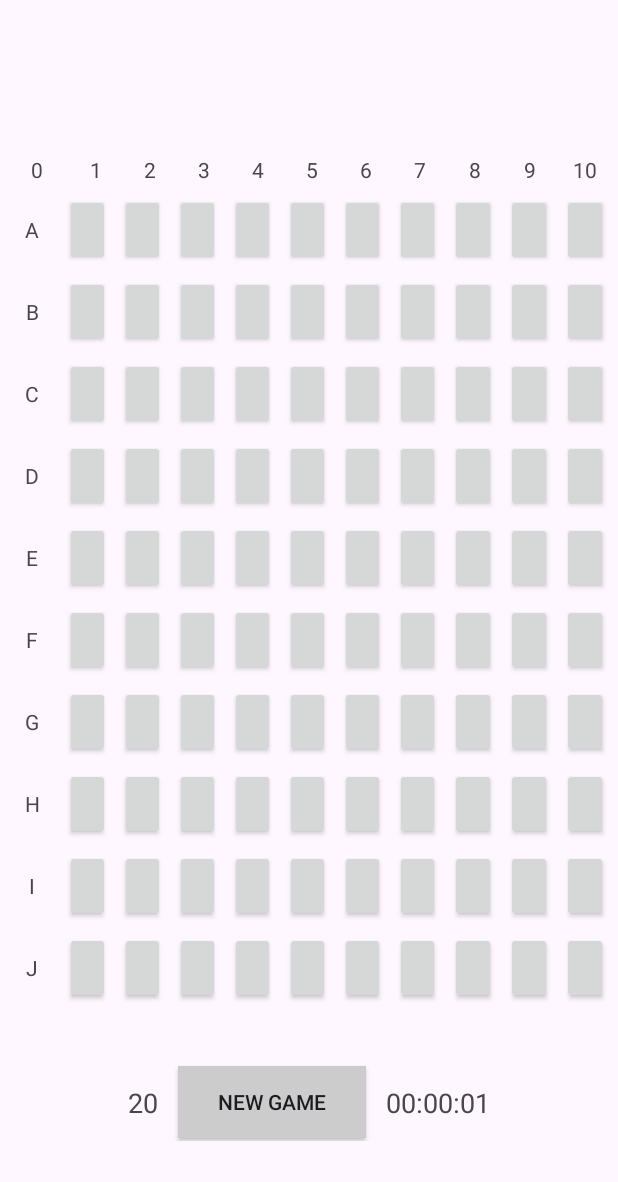
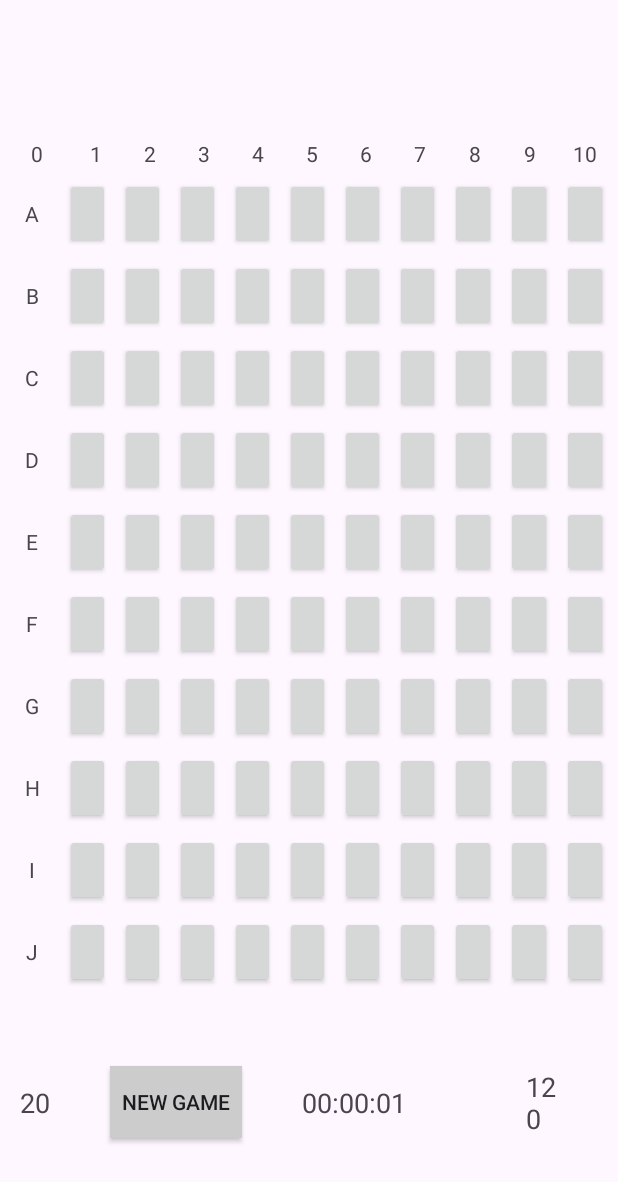
Before and after one commit to NaturalTC/AndroidProject, an Android app: the screen it shows after launch (MainActivity), after a tap on "Play!", on a phone screen of 412 x 824 dp. Shown: the top 1182 px of the screen. Run offline under Robolectric (Android 15) with nearby library versions, the phone set to English and light mode, and no system bars.

Commit message:
Started adding features for HW5 -dialogpopup -scorepopup -scoreTextView

```diff
--- a/app/src/main/java/com/gamecodeschool/minesweeper/MainActivity.java
+++ b/app/src/main/java/com/gamecodeschool/minesweeper/MainActivity.java
@@ -30,6 +30,7 @@ public class MainActivity extends AppCompatActivity implements View.OnClickListe
     // UI Elements
     private TextView gridDisplay;
     private TextView mineDisplay;
+    private TextView scoreDisplay;
     private Button[][] buttons;
     private TextView timerDisplay;
     private Button restartButton;
@@ -57,12 +58,9 @@ public class MainActivity extends AppCompatActivity implements View.OnClickListe
         mineDisplay = findViewById(R.id.mine_display);
 
     }
-    private void startNewGame() {
-        // Initialize the MineSweeperGame instance here
-        game = new MineSweeperGame(gridSize, gridSize, mines);
-        displayPlayBoard(gridSize);
-        startTimer();
-    }
+
+    // Start Game
+
     public void onPress(View view) {
         if (view.getId() == R.id.up_arrow_button_grid) addGrid();
         if (view.getId() == R.id.down_arrow_button_grid) subtractGrid();
@@ -105,6 +103,15 @@ public class MainActivity extends AppCompatActivity implements View.OnClickListe
             Toast.makeText(this, "Invalid Mine Count", Toast.LENGTH_SHORT).show();
         }
     }
+
+    private void startNewGame() {
+        game = new MineSweeperGame(gridSize, gridSize, mines);
+        displayPlayBoard(gridSize);
+        startTimer();
+        //startScore();
+    }
+
+    @SuppressLint("SetTextI18n")
     private void displayPlayBoard(int grid) {
         // Root Layout
         LinearLayout rootLayout = new LinearLayout(this);
@@ -182,9 +189,14 @@ public class MainActivity extends AppCompatActivity implements View.OnClickListe
             }
             boardLayout.addView(rowLayout);
         }
+
+        // Spacing Between Buttons
+        myLayoutParams.setMargins(5,5,5,5);
+
+        // Add all Layouts to my root
         rootLayout.addView(boardLayout);
-        myLayoutParams.setMargins(5,5,5,5);
-        // Bottom section for Timer, Mine Counter, and Restart Button
+
+        // Create Bottom layout
         LinearLayout bottomLayout = new LinearLayout(this);
         bottomLayout.setOrientation(LinearLayout.HORIZONTAL);
         bottomLayout.setGravity(Gravity.CENTER);
@@ -194,31 +206,50 @@ public class MainActivity extends AppCompatActivity implements View.OnClickListe
                 LinearLayout.LayoutParams.WRAP_CONTENT
         ));
 
+        // Score Counter Display (Bottom Right)
+        scoreDisplay = new TextView(this);
+        scoreDisplay.setText(String.valueOf(gridSize*gridSize+mines));
+        scoreDisplay.setTextSize(18);
+        scoreDisplay.setGravity(Gravity.START);
+        scoreDisplay.setPadding(100, 20, 60, 20);
+
         // Mine Counter Display (Bottom Left)
         mineDisplay = new TextView(this);
         mineDisplay.setText(String.valueOf(mines));
         mineDisplay.setTextSize(18);
         mineDisplay.setGravity(Gravity.START);
-        mineDisplay.setPadding(20, 20, 20, 20);
+        mineDisplay.setPadding(20, 20, 60, 20);
 
         // Timer Display (Bottom Right)
         timerDisplay = new TextView(this);
-        timerDisplay.setText("0 seconds");
+        timerDisplay.setText("");
         timerDisplay.setTextSize(18);
         timerDisplay.setGravity(Gravity.END | Gravity.BOTTOM);
-        timerDisplay.setPadding(20, 20, 20, 20);
+        timerDisplay.setPadding(60, 20, 20, 20);
 
         // Restart Button (Bottom Center)
         restartButton = new Button(this);
         restartButton.setBackgroundColor(Color.LTGRAY);
         restartButton.setText("NEW GAME");
-        restartButton.setPadding(40, 20, 40, 20);
-        restartButton.setOnClickListener(v -> restartGame());
+        restartButton.setGravity(Gravity.CENTER);
+        restartButton.setPadding(0, 20, 0, 20);
+        restartButton.setOnClickListener(v -> {
+            /*// Create a new DialogShowNote called dialog
+            NewGameDialog dialog = new NewGameDialog();
+            // Create the dialog
+            dialog.show(getSupportFragmentManager(), "123");*/
+
+            ScoreDialog scoreDialog = new ScoreDialog();
+            scoreDialog.show(getSupportFragmentManager(), "scoreDialog");
+
+        });
 
         // Add views to bottom layout
+
         bottomLayout.addView(mineDisplay);
         bottomLayout.addView(restartButton);
         bottomLayout.addView(timerDisplay);
+        bottomLayout.addView(scoreDisplay);
         rootLayout.addView(bottomLayout);
         setContentView(rootLayout);
     }
@@ -284,7 +315,6 @@ public class MainActivity extends AppCompatActivity implements View.OnClickListe
                         Button clickedBtn = buttons[row][col];
                         clickedBtn.setBackgroundColor(Color.RED);
                         revealAllMinesExceptClicked(row, col);
-                        Toast.makeText(this, "Game Over!", Toast.LENGTH_SHORT).show();
                         stopTimer();
                         restartButton.setBackgroundColor(Color.rgb(0,100,220));
                         return;
@@ -311,10 +341,10 @@ public class MainActivity extends AppCompatActivity implements View.OnClickListe
                 if (cell.isFlagged && !cell.hasMine) {
                     btn.setText("X");
                 }
-
                 btn.setClickable(false);
             }
         }
+        Toast.makeText(this,"Game Lost",Toast.LENGTH_SHORT).show();
         gameOver = true;
     }
     private void checkForWin() {
@@ -335,9 +365,21 @@ public class MainActivity extends AppCompatActivity implements View.OnClickListe
         }
         if (allMinesFlagged && allNonMinesRevealed) {
             restartButton.setBackgroundColor(Color.GREEN);
+            Toast.makeText(this,"Game Win",Toast.LENGTH_SHORT).show();
             gameOver = true;
-        }
+            scoreDialogDisplay();
+        };
     }
+
+    private void scoreDialogDisplay() {
+        // Create a new DialogShowNote called dialog
+        ScoreDialog myscoredialog = new ScoreDialog();
+
+        // Create the dialog
+        myscoredialog.show(getSupportFragmentManager(), "ScoreDialog");
+    }
+
+
     @Override
     public boolean onLongClick(View v) {
         if (gameOver) {
@@ -367,6 +409,7 @@ public class MainActivity extends AppCompatActivity implements View.OnClickListe
             handler.postDelayed(this, 1000);
         }
     };
+
     private void displayInitialConfigScreen() {
         setContentView(R.layout.activity_main);
         gridDisplay = findViewById(R.id.grid_display);
@@ -374,6 +417,7 @@ public class MainActivity extends AppCompatActivity implements View.OnClickListe
         gridDisplay.setText(gridSize + "x" + gridSize);
         mineDisplay.setText(String.valueOf(mines));
     }
+
     private void startTimer() {
         startTime = System.currentTimeMillis();
         handler.post(updateTimer);
@@ -381,9 +425,10 @@ public class MainActivity extends AppCompatActivity implements View.OnClickListe
     private void stopTimer() {
         handler.removeCallbacks(updateTimer);
     }
-    private void restartGame() {
-        stopTimer();
-        gameOver = false;
-        displayInitialConfigScreen();
+
+    public void restartGame() {
+            stopTimer();
+            gameOver = false;
+            displayInitialConfigScreen();
     }
 }
```
Also changed, not shown: app/src/main/java/com/gamecodeschool/minesweeper/MineSweeperGame.java (+5 -19 lines), app/src/main/java/com/gamecodeschool/minesweeper/NewGameDialog.java (added, +54 -0 lines), app/src/main/java/com/gamecodeschool/minesweeper/ScoreDialog.java (added, +51 -0 lines), app/src/main/res/layout/popup.xml (added, +29 -0 lines), app/src/main/res/layout/score_display.xml (added, +48 -0 lines), app/src/main/java/com/gamecodeschool/minesweeper/MineCell.java (line endings or trailing spaces).
